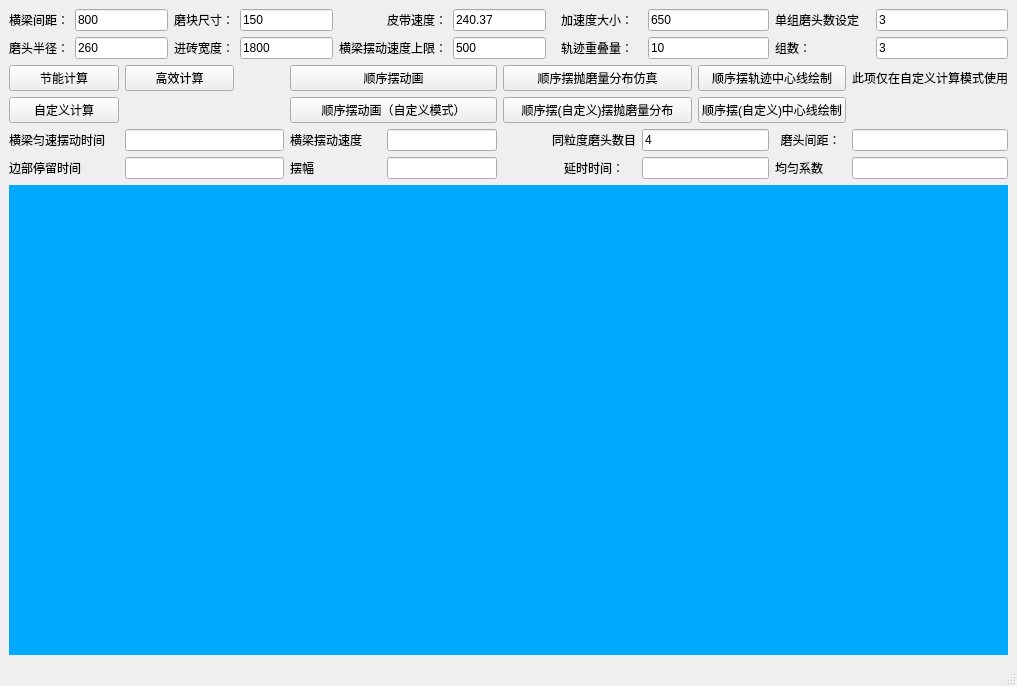
Above: Single_Calc.ui from wuheideyun/PolishingParameterNew before the change. Below: the same form after it.
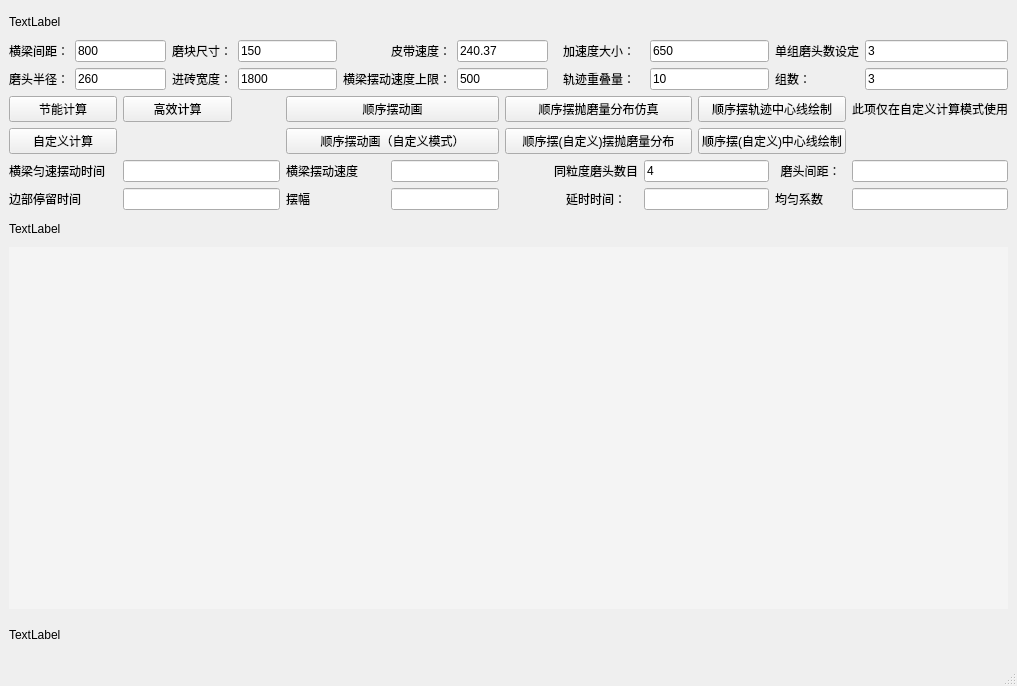
That is the form after the change.

What changed in the file:
```diff
--- a/Single_Calc.ui
+++ b/Single_Calc.ui
@@ -15,324 +15,381 @@
   </property>
   <widget class="QWidget" name="centralwidget">
    <layout class="QGridLayout" name="gridLayout">
-    <item row="0" column="0">
-     <widget class="QLabel" name="label_beam_between">
-      <property name="text">
-       <string>&lt;html&gt;&lt;head/&gt;&lt;body&gt;&lt;p align=&quot;center&quot;&gt;横梁间距：&lt;/p&gt;&lt;/body&gt;&lt;/html&gt;</string>
+    <item row="7" column="0" colspan="17">
+     <widget class="QLabel" name="label_middle">
+      <property name="minimumSize">
+       <size>
+        <width>500</width>
+        <height>0</height>
+       </size>
       </property>
-     </widget>
-    </item>
-    <item row="0" column="1" colspan="2">
-     <widget class="QLineEdit" name="lineEdit_beam_between">
-      <property name="text">
-       <string>800</string>
+      <property name="maximumSize">
+       <size>
+        <width>16777215</width>
+        <height>25</height>
+       </size>
       </property>
-     </widget>
-    </item>
-    <item row="0" column="3">
-     <widget class="QLabel" name="label_grind_size">
       <property name="text">
-       <string>&lt;html&gt;&lt;head/&gt;&lt;body&gt;&lt;p align=&quot;center&quot;&gt;磨块尺寸：&lt;/p&gt;&lt;/body&gt;&lt;/html&gt;</string>
+       <string>TextLabel</string>
       </property>
      </widget>
     </item>
-    <item row="0" column="4" colspan="2">
-     <widget class="QLineEdit" name="lineEdit_grind_size">
+    <item row="2" column="12" colspan="2">
+     <widget class="QLineEdit" name="lineEdit_overlap">
       <property name="text">
-       <string>150</string>
+       <string>10</string>
       </property>
      </widget>
     </item>
-    <item row="0" column="7">
-     <widget class="QLabel" name="label_belt_speed">
-      <property name="text">
-       <string>&lt;html&gt;&lt;head/&gt;&lt;body&gt;&lt;p align=&quot;center&quot;&gt;皮带速度：&lt;/p&gt;&lt;/body&gt;&lt;/html&gt;</string>
-      </property>
-     </widget>
-    </item>
-    <item row="0" column="8" colspan="2">
-     <widget class="QLineEdit" name="lineEdit_belt_speed">
-      <property name="text">
-       <string>240.37</string>
-      </property>
-     </widget>
-    </item>
-    <item row="0" column="10" colspan="2">
-     <widget class="QLabel" name="label_accelerate">
-      <property name="text">
-       <string>&lt;html&gt;&lt;head/&gt;&lt;body&gt;&lt;p align=&quot;center&quot;&gt;加速度大小：&lt;/p&gt;&lt;/body&gt;&lt;/html&gt;</string>
-      </property>
-     </widget>
-    </item>
-    <item row="0" column="12" colspan="2">
-     <widget class="QLineEdit" name="lineEdit_accelerate">
-      <property name="text">
-       <string>650</string>
-      </property>
-     </widget>
-    </item>
-    <item row="0" column="14" colspan="2">
-     <widget class="QLabel" name="label_num_set">
-      <property name="text">
-       <string>单组磨头数设定</string>
-      </property>
-     </widget>
-    </item>
-    <item row="0" column="16">
-     <widget class="QLineEdit" name="lineEdit_num_set">
-      <property name="text">
-       <string>3</string>
-      </property>
-     </widget>
-    </item>
-    <item row="1" column="0">
-     <widget class="QLabel" name="label_radius">
-      <property name="text">
-       <string>&lt;html&gt;&lt;head/&gt;&lt;body&gt;&lt;p align=&quot;center&quot;&gt;磨头半径：&lt;/p&gt;&lt;/body&gt;&lt;/html&gt;</string>
-      </property>
-     </widget>
-    </item>
-    <item row="1" column="1" colspan="2">
+    <item row="2" column="1" colspan="2">
      <widget class="QLineEdit" name="lineEdit_radius">
       <property name="text">
        <string>260</string>
       </property>
      </widget>
     </item>
-    <item row="1" column="3">
-     <widget class="QLabel" name="label_cerimatic_width">
-      <property name="text">
-       <string>&lt;html&gt;&lt;head/&gt;&lt;body&gt;&lt;p align=&quot;center&quot;&gt;进砖宽度：&lt;/p&gt;&lt;/body&gt;&lt;/html&gt;</string>
-      </property>
-     </widget>
-    </item>
-    <item row="1" column="4" colspan="2">
+    <item row="2" column="4" colspan="2">
      <widget class="QLineEdit" name="lineEdit_ceramic_width">
       <property name="text">
        <string>1800</string>
       </property>
      </widget>
     </item>
-    <item row="1" column="6" colspan="2">
-     <widget class="QLabel" name="label_beam_speed_up">
+    <item row="1" column="12" colspan="2">
+     <widget class="QLineEdit" name="lineEdit_accelerate">
       <property name="text">
-       <string>&lt;html&gt;&lt;head/&gt;&lt;body&gt;&lt;p align=&quot;center&quot;&gt;横梁摆动速度上限：&lt;/p&gt;&lt;/body&gt;&lt;/html&gt;</string>
+       <string>650</string>
       </property>
      </widget>
     </item>
-    <item row="1" column="8" colspan="2">
-     <widget class="QLineEdit" name="lineEdit_beam_speed_up">
-      <property name="text">
-       <string>500</string>
-      </property>
-     </widget>
-    </item>
-    <item row="1" column="10" colspan="2">
+    <item row="2" column="10" colspan="2">
      <widget class="QLabel" name="label_overlap">
       <property name="text">
        <string>&lt;html&gt;&lt;head/&gt;&lt;body&gt;&lt;p align=&quot;center&quot;&gt;轨迹重叠量：&lt;/p&gt;&lt;/body&gt;&lt;/html&gt;</string>
       </property>
      </widget>
     </item>
-    <item row="1" column="12" colspan="2">
-     <widget class="QLineEdit" name="lineEdit_overlap">
-      <property name="text">
-       <string>10</string>
-      </property>
-     </widget>
-    </item>
-    <item row="1" column="14">
-     <widget class="QLabel" name="label_group_count">
-      <property name="text">
-       <string>组数：</string>
-      </property>
-     </widget>
-    </item>
-    <item row="1" column="16">
-     <widget class="QLineEdit" name="lineEdit_group_count">
-      <property name="text">
-       <string>3</string>
-      </property>
-     </widget>
-    </item>
-    <item row="2" column="0" colspan="2">
+    <item row="3" column="0" colspan="2">
      <widget class="QPushButton" name="button_energy_calculate">
       <property name="text">
        <string>节能计算</string>
       </property>
      </widget>
     </item>
-    <item row="2" column="5" colspan="4">
-     <widget class="QPushButton" name="button_animation_order">
-      <property name="text">
-       <string>顺序摆动画</string>
-      </property>
-     </widget>
-    </item>
-    <item row="2" column="13" colspan="2">
-     <widget class="QPushButton" name="button_middle_line_order">
-      <property name="text">
-       <string>顺序摆轨迹中心线绘制</string>
-      </property>
-     </widget>
-    </item>
-    <item row="2" column="15" colspan="2">
-     <widget class="QLabel" name="label_tips">
-      <property name="text">
-       <string>此项仅在自定义计算模式使用</string>
-      </property>
-     </widget>
-    </item>
-    <item row="3" column="5" colspan="4">
+    <item row="4" column="5" colspan="4">
      <widget class="QPushButton" name="button_animation_order_define">
       <property name="text">
        <string>顺序摆动画（自定义模式）</string>
       </property>
      </widget>
     </item>
-    <item row="3" column="9" colspan="4">
-     <widget class="QPushButton" name="button_simulation_order_define">
+    <item row="5" column="15" colspan="2">
+     <widget class="QLineEdit" name="lineEdit_between">
       <property name="text">
-       <string>顺序摆(自定义)摆抛磨量分布</string>
+       <string/>
       </property>
      </widget>
     </item>
-    <item row="3" column="13" colspan="2">
+    <item row="5" column="11" colspan="3">
+     <widget class="QLineEdit" name="lineEdit_num">
+      <property name="text">
+       <string>4</string>
+      </property>
+     </widget>
+    </item>
+    <item row="1" column="3">
+     <widget class="QLabel" name="label_grind_size">
+      <property name="text">
+       <string>&lt;html&gt;&lt;head/&gt;&lt;body&gt;&lt;p align=&quot;center&quot;&gt;磨块尺寸：&lt;/p&gt;&lt;/body&gt;&lt;/html&gt;</string>
+      </property>
+     </widget>
+    </item>
+    <item row="2" column="16">
+     <widget class="QLineEdit" name="lineEdit_group_count">
+      <property name="text">
+       <string>3</string>
+      </property>
+     </widget>
+    </item>
+    <item row="1" column="7">
+     <widget class="QLabel" name="label_belt_speed">
+      <property name="text">
+       <string>&lt;html&gt;&lt;head/&gt;&lt;body&gt;&lt;p align=&quot;center&quot;&gt;皮带速度：&lt;/p&gt;&lt;/body&gt;&lt;/html&gt;</string>
+      </property>
+     </widget>
+    </item>
+    <item row="6" column="7" colspan="2">
+     <widget class="QLineEdit" name="lineEdit_swing"/>
+    </item>
+    <item row="6" column="5" colspan="2">
+     <widget class="QLabel" name="label_swing">
+      <property name="text">
+       <string>摆幅</string>
+      </property>
+     </widget>
+    </item>
+    <item row="5" column="7" colspan="2">
+     <widget class="QLineEdit" name="lineEdit_beam_swing_speed">
+      <property name="text">
+       <string/>
+      </property>
+     </widget>
+    </item>
+    <item row="4" column="0" colspan="2">
+     <widget class="QPushButton" name="button_selfdefine_calculate">
+      <property name="text">
+       <string>自定义计算</string>
+      </property>
+     </widget>
+    </item>
+    <item row="6" column="14">
+     <widget class="QLabel" name="label_coefficient">
+      <property name="text">
+       <string>均匀系数</string>
+      </property>
+     </widget>
+    </item>
+    <item row="2" column="8" colspan="2">
+     <widget class="QLineEdit" name="lineEdit_beam_speed_up">
+      <property name="text">
+       <string>500</string>
+      </property>
+     </widget>
+    </item>
+    <item row="6" column="15" colspan="2">
+     <widget class="QLineEdit" name="lineEdit_coefficient"/>
+    </item>
+    <item row="1" column="1" colspan="2">
+     <widget class="QLineEdit" name="lineEdit_beam_between">
+      <property name="text">
+       <string>800</string>
+      </property>
+     </widget>
+    </item>
+    <item row="1" column="10" colspan="2">
+     <widget class="QLabel" name="label_accelerate">
+      <property name="text">
+       <string>&lt;html&gt;&lt;head/&gt;&lt;body&gt;&lt;p align=&quot;center&quot;&gt;加速度大小：&lt;/p&gt;&lt;/body&gt;&lt;/html&gt;</string>
+      </property>
+     </widget>
+    </item>
+    <item row="1" column="16">
+     <widget class="QLineEdit" name="lineEdit_num_set">
+      <property name="text">
+       <string>3</string>
+      </property>
+     </widget>
+    </item>
+    <item row="2" column="3">
+     <widget class="QLabel" name="label_cerimatic_width">
+      <property name="text">
+       <string>&lt;html&gt;&lt;head/&gt;&lt;body&gt;&lt;p align=&quot;center&quot;&gt;进砖宽度：&lt;/p&gt;&lt;/body&gt;&lt;/html&gt;</string>
+      </property>
+     </widget>
+    </item>
+    <item row="6" column="11" colspan="3">
+     <widget class="QLineEdit" name="lineEdit_delay_time">
+      <property name="text">
+       <string/>
+      </property>
+     </widget>
+    </item>
+    <item row="3" column="2" colspan="2">
+     <widget class="QPushButton" name="button_efficient_calculate">
+      <property name="text">
+       <string>高效计算</string>
+      </property>
+     </widget>
+    </item>
+    <item row="4" column="13" colspan="2">
      <widget class="QPushButton" name="button_middle_line_order_define">
       <property name="text">
        <string>顺序摆(自定义)中心线绘制</string>
       </property>
      </widget>
     </item>
-    <item row="4" column="0" colspan="2">
-     <widget class="QLabel" name="label_beam_constant_time">
-      <property name="text">
-       <string>横梁匀速摆动时间</string>
-      </property>
-     </widget>
-    </item>
-    <item row="4" column="2" colspan="3">
-     <widget class="QLineEdit" name="lineEdit_beam_constant_time">
-      <property name="text">
-       <string/>
-      </property>
-     </widget>
-    </item>
-    <item row="4" column="5" colspan="2">
-     <widget class="QLabel" name="label_beam_swing_speed">
-      <property name="text">
-       <string>&lt;html&gt;&lt;head/&gt;&lt;body&gt;&lt;p&gt;横梁摆动速度&lt;/p&gt;&lt;/body&gt;&lt;/html&gt;</string>
-      </property>
-     </widget>
-    </item>
-    <item row="4" column="7" colspan="2">
-     <widget class="QLineEdit" name="lineEdit_beam_swing_speed">
-      <property name="text">
-       <string/>
-      </property>
-     </widget>
-    </item>
-    <item row="4" column="10">
+    <item row="5" column="10">
      <widget class="QLabel" name="label_num">
       <property name="text">
        <string>同粒度磨头数目</string>
       </property>
      </widget>
     </item>
-    <item row="4" column="11" colspan="3">
-     <widget class="QLineEdit" name="lineEdit_num">
-      <property name="text">
-       <string>4</string>
-      </property>
-     </widget>
-    </item>
-    <item row="4" column="14">
+    <item row="5" column="14">
      <widget class="QLabel" name="label_between">
       <property name="text">
        <string>&lt;html&gt;&lt;head/&gt;&lt;body&gt;&lt;p align=&quot;center&quot;&gt;磨头间距：&lt;/p&gt;&lt;/body&gt;&lt;/html&gt;</string>
       </property>
      </widget>
     </item>
-    <item row="4" column="15" colspan="2">
-     <widget class="QLineEdit" name="lineEdit_between">
+    <item row="0" column="0" colspan="17">
+     <widget class="QLabel" name="label_top">
+      <property name="minimumSize">
+       <size>
+        <width>500</width>
+        <height>0</height>
+       </size>
+      </property>
+      <property name="maximumSize">
+       <size>
+        <width>16777215</width>
+        <height>25</height>
+       </size>
+      </property>
       <property name="text">
-       <string/>
+       <string>TextLabel</string>
+      </property>
+     </widget>
+    </item>
+    <item row="1" column="8" colspan="2">
+     <widget class="QLineEdit" name="lineEdit_belt_speed">
+      <property name="text">
+       <string>240.37</string>
       </property>
      </widget>
     </item>
     <item row="5" column="0" colspan="2">
+     <widget class="QLabel" name="label_beam_constant_time">
+      <property name="text">
+       <string>横梁匀速摆动时间</string>
+      </property>
+     </widget>
+    </item>
+    <item row="4" column="9" colspan="4">
+     <widget class="QPushButton" name="button_simulation_order_define">
+      <property name="text">
+       <string>顺序摆(自定义)摆抛磨量分布</string>
+      </property>
+     </widget>
+    </item>
+    <item row="3" column="13" colspan="2">
+     <widget class="QPushButton" name="button_middle_line_order">
+      <property name="text">
+       <string>顺序摆轨迹中心线绘制</string>
+      </property>
+     </widget>
+    </item>
+    <item row="1" column="4" colspan="2">
+     <widget class="QLineEdit" name="lineEdit_grind_size">
+      <property name="text">
+       <string>150</string>
+      </property>
+     </widget>
+    </item>
+    <item row="2" column="0">
+     <widget class="QLabel" name="label_radius">
+      <property name="text">
+       <string>&lt;html&gt;&lt;head/&gt;&lt;body&gt;&lt;p align=&quot;center&quot;&gt;磨头半径：&lt;/p&gt;&lt;/body&gt;&lt;/html&gt;</string>
+      </property>
+     </widget>
+    </item>
+    <item row="2" column="6" colspan="2">
+     <widget class="QLabel" name="label_beam_speed_up">
+      <property name="text">
+       <string>&lt;html&gt;&lt;head/&gt;&lt;body&gt;&lt;p align=&quot;center&quot;&gt;横梁摆动速度上限：&lt;/p&gt;&lt;/body&gt;&lt;/html&gt;</string>
+      </property>
+     </widget>
+    </item>
+    <item row="5" column="2" colspan="3">
+     <widget class="QLineEdit" name="lineEdit_beam_constant_time">
+      <property name="text">
+       <string/>
+      </property>
+     </widget>
+    </item>
+    <item row="3" column="9" colspan="4">
+     <widget class="QPushButton" name="button_simulation_order">
+      <property name="text">
+       <string>顺序摆抛磨量分布仿真</string>
+      </property>
+     </widget>
+    </item>
+    <item row="6" column="0" colspan="2">
      <widget class="QLabel" name="label_stay_time">
       <property name="text">
        <string>边部停留时间</string>
       </property>
      </widget>
     </item>
-    <item row="5" column="2" colspan="3">
-     <widget class="QLineEdit" name="lineEdit_stay_time">
+    <item row="1" column="14" colspan="2">
+     <widget class="QLabel" name="label_num_set">
       <property name="text">
-       <string/>
+       <string>单组磨头数设定</string>
       </property>
      </widget>
     </item>
     <item row="5" column="5" colspan="2">
-     <widget class="QLabel" name="label_swing">
+     <widget class="QLabel" name="label_beam_swing_speed">
       <property name="text">
-       <string>摆幅</string>
+       <string>&lt;html&gt;&lt;head/&gt;&lt;body&gt;&lt;p&gt;横梁摆动速度&lt;/p&gt;&lt;/body&gt;&lt;/html&gt;</string>
       </property>
      </widget>
     </item>
-    <item row="5" column="7" colspan="2">
-     <widget class="QLineEdit" name="lineEdit_swing"/>
-    </item>
-    <item row="5" column="10">
-     <widget class="QLabel" name="label_delay_time">
+    <item row="1" column="0">
+     <widget class="QLabel" name="label_beam_between">
       <property name="text">
-       <string>&lt;html&gt;&lt;head/&gt;&lt;body&gt;&lt;p align=&quot;center&quot;&gt;延时时间：&lt;/p&gt;&lt;/body&gt;&lt;/html&gt;</string>
+       <string>&lt;html&gt;&lt;head/&gt;&lt;body&gt;&lt;p align=&quot;center&quot;&gt;横梁间距：&lt;/p&gt;&lt;/body&gt;&lt;/html&gt;</string>
       </property>
      </widget>
     </item>
-    <item row="5" column="11" colspan="3">
-     <widget class="QLineEdit" name="lineEdit_delay_time">
+    <item row="2" column="14">
+     <widget class="QLabel" name="label_group_count">
       <property name="text">
-       <string/>
+       <string>组数：</string>
       </property>
      </widget>
     </item>
-    <item row="5" column="14">
-     <widget class="QLabel" name="label_coefficient">
+    <item row="3" column="15" colspan="2">
+     <widget class="QLabel" name="label_tips">
       <property name="text">
-       <string>均匀系数</string>
+       <string>此项仅在自定义计算模式使用</string>
       </property>
      </widget>
     </item>
-    <item row="5" column="15" colspan="2">
-     <widget class="QLineEdit" name="lineEdit_coefficient"/>
-    </item>
-    <item row="6" column="0" colspan="17">
+    <item row="8" column="0" colspan="17">
      <widget class="QWidget" name="widget" native="true">
       <property name="styleSheet">
-       <string notr="true">background-color: rgb(0, 170, 255);</string>
+       <string notr="true">background-color: rgb(244, 244, 244);</string>
       </property>
      </widget>
     </item>
-    <item row="2" column="9" colspan="4">
-     <widget class="QPushButton" name="button_simulation_order">
+    <item row="6" column="10">
+     <widget class="QLabel" name="label_delay_time">
       <property name="text">
-       <string>顺序摆抛磨量分布仿真</string>
+       <string>&lt;html&gt;&lt;head/&gt;&lt;body&gt;&lt;p align=&quot;center&quot;&gt;延时时间：&lt;/p&gt;&lt;/body&gt;&lt;/html&gt;</string>
       </property>
      </widget>
     </item>
-    <item row="3" column="0" colspan="2">
-     <widget class="QPushButton" name="button_selfdefine_calculate">
+    <item row="3" column="5" colspan="4">
+     <widget class="QPushButton" name="button_animation_order">
       <property name="text">
-       <string>自定义计算</string>
+       <string>顺序摆动画</string>
       </property>
      </widget>
     </item>
-    <item row="2" column="2" colspan="2">
-     <widget class="QPushButton" name="button_efficient_calculate">
+    <item row="6" column="2" colspan="3">
+     <widget class="QLineEdit" name="lineEdit_stay_time">
       <property name="text">
-       <string>高效计算</string>
+       <string/>
+      </property>
+     </widget>
+    </item>
+    <item row="9" column="0" colspan="17">
+     <widget class="QLabel" name="label_bottom">
+      <property name="minimumSize">
+       <size>
+        <width>500</width>
+        <height>0</height>
+       </size>
+      </property>
+      <property name="maximumSize">
+       <size>
+        <width>16777215</width>
+        <height>40</height>
+       </size>
+      </property>
+      <property name="text">
+       <string>TextLabel</string>
       </property>
      </widget>
     </item>
```
Left out of the diff: 2 changed lines with no effect on the pictures.
